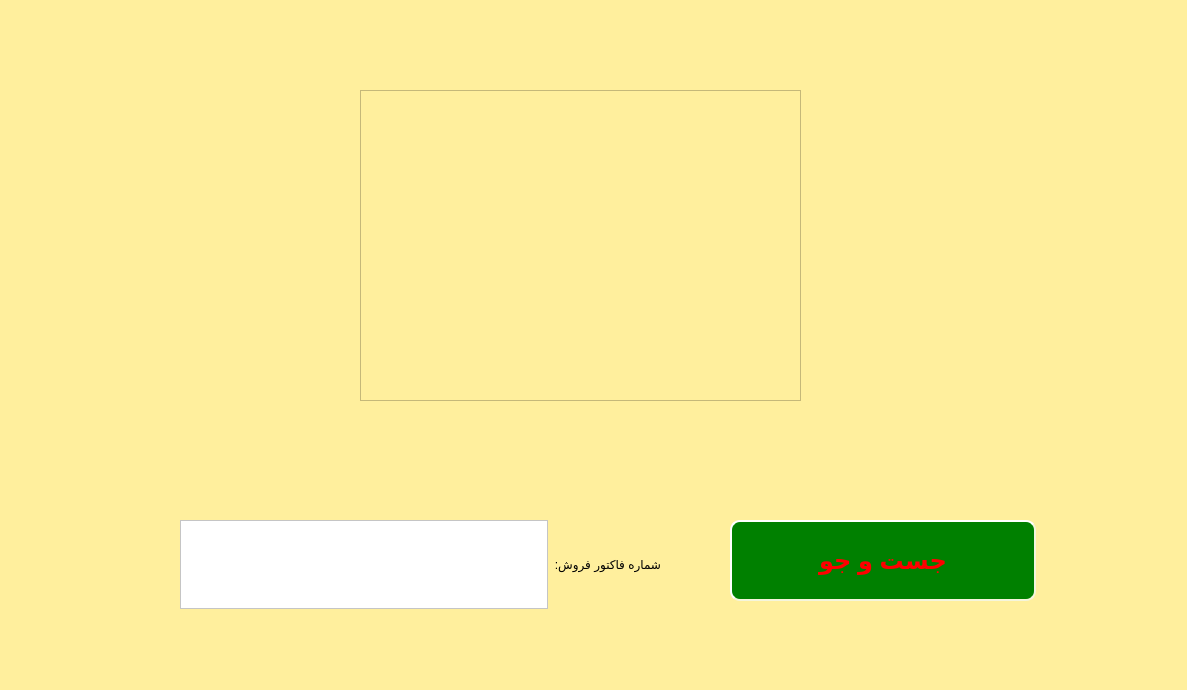
The window that Project_Ap/salesrecords.ui (AP-projects-4001/metagoofill) describes before a commit, drawn with Qt 5.
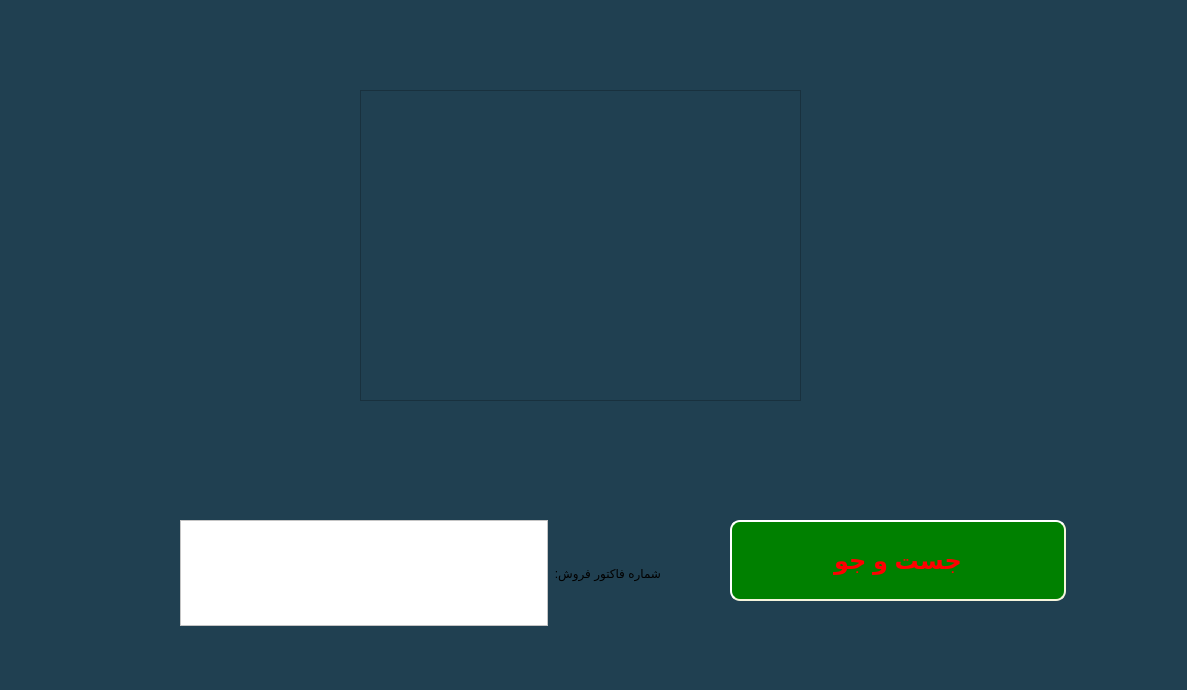
The same window after the commit.

```diff
--- a/Project_Ap/salesrecords.ui
+++ b/Project_Ap/salesrecords.ui
@@ -14,14 +14,15 @@
    <string>Dialog</string>
   </property>
   <property name="styleSheet">
-   <string notr="true">background-color: rgb(255, 239, 157);</string>
+   <string notr="true">background-color: rgb(255, 239, 157);
+background-color: rgb(32, 64, 81);</string>
   </property>
   <widget class="QPushButton" name="pushButton">
    <property name="geometry">
     <rect>
      <x>730</x>
      <y>520</y>
-     <width>306</width>
+     <width>336</width>
      <height>81</height>
     </rect>
    </property>
@@ -63,7 +64,7 @@
      <x>180</x>
      <y>520</y>
      <width>481</width>
-     <height>89</height>
+     <height>106</height>
     </rect>
    </property>
    <layout class="QHBoxLayout" name="horizontalLayout">
```
